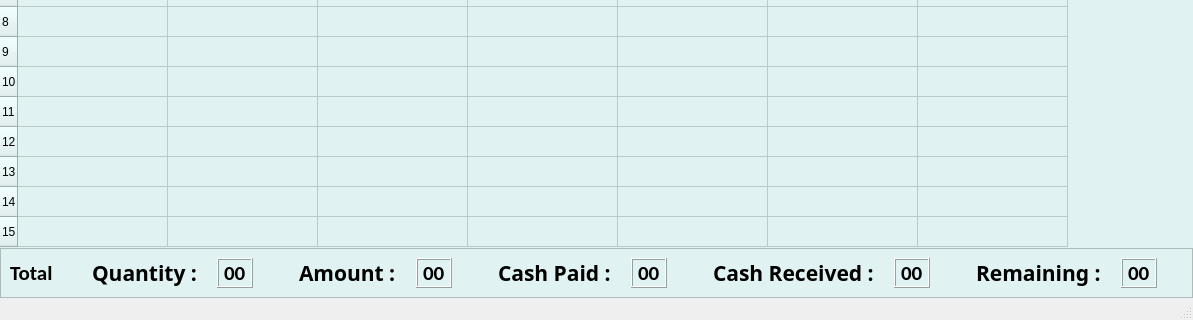
This is ui/supplier_account_details.ui in CodeWithEhtisham/Diesel-Pump as Qt 5 draws it before an edit; both pictures show x 0 to 1193 and y 400 to 720 of the 1193 by 720 pixel window. The edited form follows.
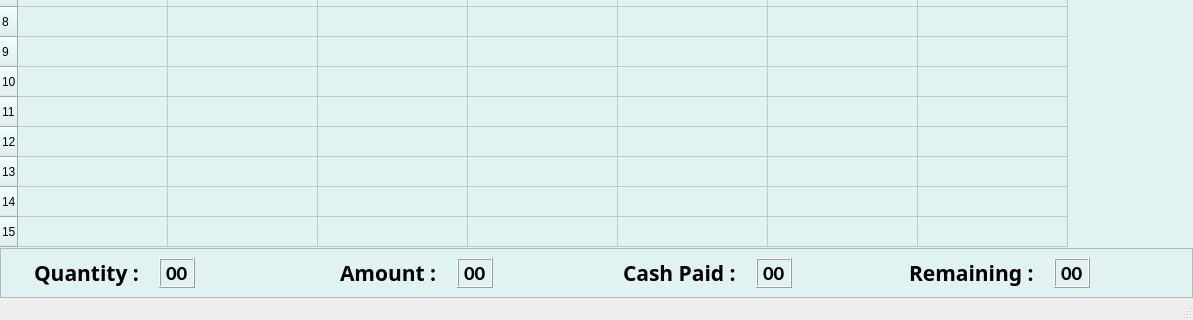
This is the edited form. Icons and pictures are not drawn.

Commit message: supplier account complete v1

Diff of the .ui file:
```diff
--- a/ui/supplier_account_details.ui
+++ b/ui/supplier_account_details.ui
@@ -660,7 +660,7 @@
           <property name="spacing">
            <number>20</number>
           </property>
-          <item>
+          <!-- <item>
            <widget class="QLabel" name="lbl_total">
             <property name="font">
              <font>
@@ -674,7 +674,7 @@
              <string>Total</string>
             </property>
            </widget>
-          </item>
+          </item> -->
           <item alignment="Qt::AlignRight">
            <widget class="QLabel" name="label">
             <property name="font">
@@ -786,7 +786,7 @@
             </property>
            </widget>
           </item>
-          <item alignment="Qt::AlignRight">
+          <!-- <item alignment="Qt::AlignRight">
            <widget class="QLabel" name="lbl_cash_received">
             <property name="font">
              <font>
@@ -800,8 +800,8 @@
              <string>Cash Received :</string>
             </property>
            </widget>
-          </item>
-          <item alignment="Qt::AlignLeft">
+          </item> -->
+          <!-- <item alignment="Qt::AlignLeft">
            <widget class="QLabel" name="txt_total_cash_received">
             <property name="font">
              <font>
@@ -821,7 +821,7 @@
              <string>00</string>
             </property>
            </widget>
-          </item>
+          </item> -->
           <item alignment="Qt::AlignRight">
            <widget class="QLabel" name="lbl_remaining">
             <property name="font">
```
The commit also changes 5 other files.
